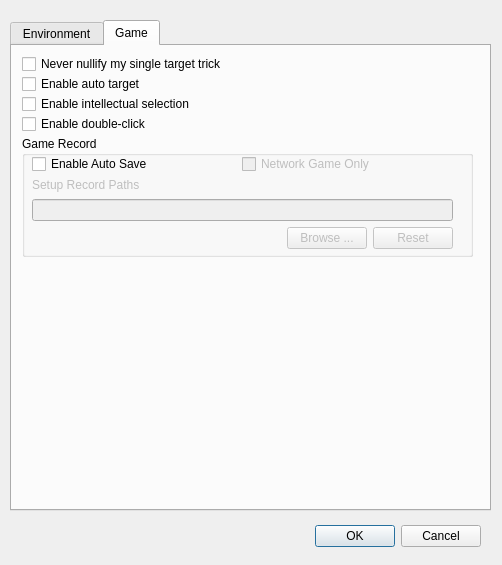
Qt form src/dialog/configdialog.ui (Mogara/QSanguosha-For-Hegemony) before a commit.
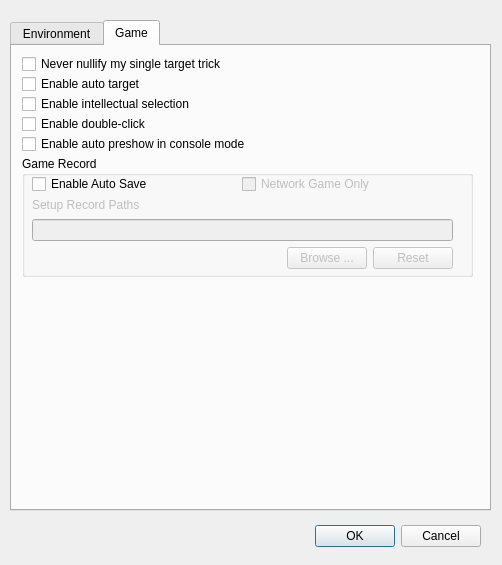
The same form after that commit. The open tabs and pages were chosen to show the change.

Commit message: add a choice to preshow skills automatically in console mode

```diff
--- a/src/dialog/configdialog.ui
+++ b/src/dialog/configdialog.ui
@@ -624,7 +624,7 @@
      <property name="geometry">
       <rect>
        <x>10</x>
-       <y>90</y>
+       <y>110</y>
        <width>451</width>
        <height>121</height>
       </rect>
@@ -741,6 +741,19 @@
       </property>
      </widget>
     </widget>
+    <widget class="QCheckBox" name="autoPreshowCheckBox">
+     <property name="geometry">
+      <rect>
+       <x>10</x>
+       <y>90</y>
+       <width>231</width>
+       <height>16</height>
+      </rect>
+     </property>
+     <property name="text">
+      <string>Enable auto preshow in console mode</string>
+     </property>
+    </widget>
    </widget>
   </widget>
   <widget class="QDialogButtonBox" name="buttonBox">
```
The commit also changes 17 other files.
